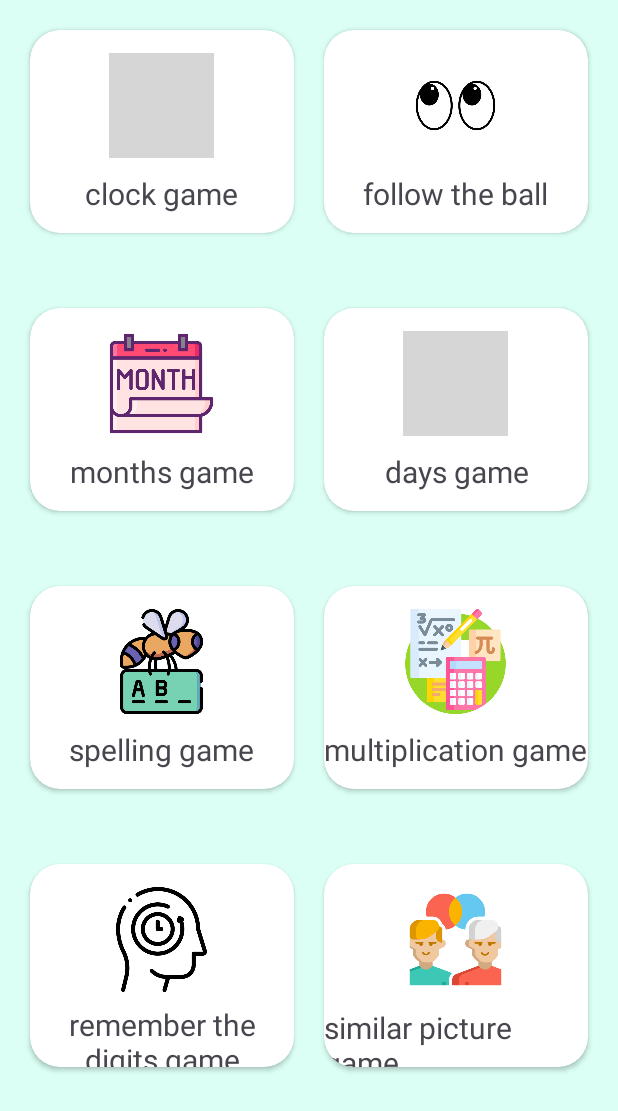
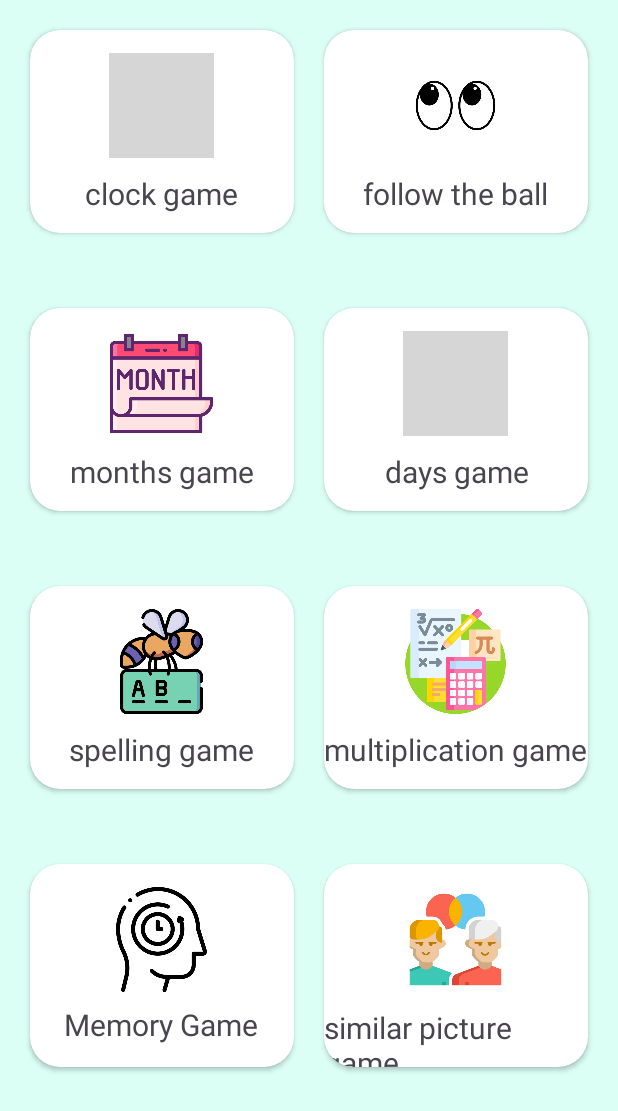
Before and after one commit to asyagenc/lemonadeo, an Android app: the GameMainMenu screen opened directly, with no data from a screen before it, on a phone screen of 412 x 824 dp. Shown: the top 1111 px of the screen. Run offline under Robolectric (Android 15) with nearby library versions, the phone set to English and light mode, and no system bars; Roboto replaces fonts that are not available here; grey boxes are pictures that could not be loaded.

Commit message:
Update activity_game_main_menu.xml

```diff
--- a/app/src/main/res/layout/activity_game_main_menu.xml
+++ b/app/src/main/res/layout/activity_game_main_menu.xml
@@ -40,7 +40,7 @@
                     android:layout_height="match_parent"
                     android:layout_margin="10dp"
                     android:layout_weight="1"
-                    android:elevation="300dp"
+                    android:elevation="8dp"
                     app:cardCornerRadius="20dp">
 
                     <RelativeLayout
@@ -79,7 +79,7 @@
                     android:layout_height="match_parent"
                     android:layout_margin="10dp"
                     android:layout_weight="1"
-                    android:elevation="300dp"
+                    android:elevation="8dp"
                     app:cardCornerRadius="20dp">
 
                     <RelativeLayout
@@ -134,7 +134,7 @@
                     android:layout_height="match_parent"
                     android:layout_margin="10dp"
                     android:layout_weight="1"
-                    android:elevation="300dp"
+                    android:elevation="8dp"
                     app:cardCornerRadius="20dp">
 
                     <RelativeLayout
@@ -173,7 +173,7 @@
                     android:layout_height="match_parent"
                     android:layout_margin="10dp"
                     android:layout_weight="1"
-                    android:elevation="80dp"
+                    android:elevation="8dp"
                     app:cardCornerRadius="20dp">
 
                     <RelativeLayout
@@ -229,7 +229,7 @@
                     android:layout_height="match_parent"
                     android:layout_margin="10dp"
                     android:layout_weight="1"
-                    android:elevation="300dp"
+                    android:elevation="8dp"
                     app:cardCornerRadius="20dp">
 
                     <RelativeLayout
@@ -267,7 +267,7 @@
                     android:layout_height="match_parent"
                     android:layout_margin="10dp"
                     android:layout_weight="1"
-                    android:elevation="80dp"
+                    android:elevation="8dp"
                     app:cardCornerRadius="20dp">
 
                     <RelativeLayout
@@ -320,7 +320,7 @@
                     android:layout_height="match_parent"
                     android:layout_margin="10dp"
                     android:layout_weight="1"
-                    android:elevation="300dp"
+                    android:elevation="8dp"
                     app:cardCornerRadius="20dp">
 
                     <RelativeLayout
@@ -336,7 +336,7 @@
                             android:layout_marginTop="8dp"
                             android:fontFamily="@font/crushed"
                             android:gravity="center"
-                            android:text="@string/remember_the_digits_game"
+                            android:text="Memory Game"
                             android:textSize="20sp" />
 
                         <ImageView
@@ -360,7 +360,7 @@
                     android:layout_height="match_parent"
                     android:layout_margin="10dp"
                     android:layout_weight="1"
-                    android:elevation="80dp"
+                    android:elevation="8dp"
                     app:cardCornerRadius="20dp">
 
                     <RelativeLayout
```
